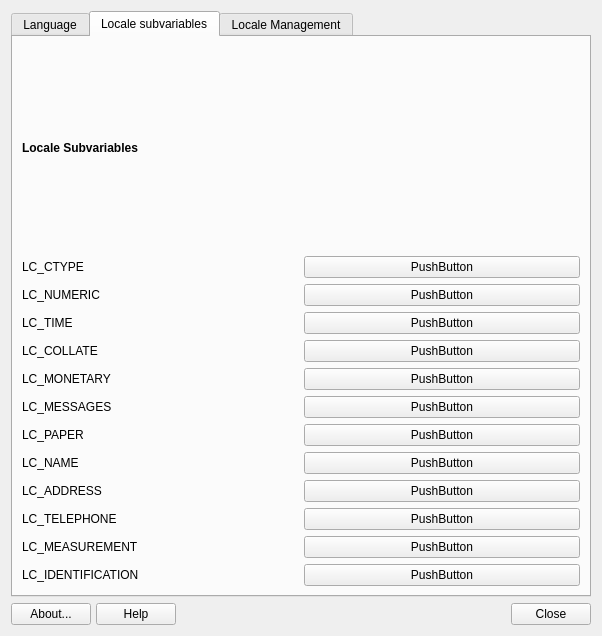
Old version of the form mainwindow.ui in the repository dolphinoracle/mx-locale.
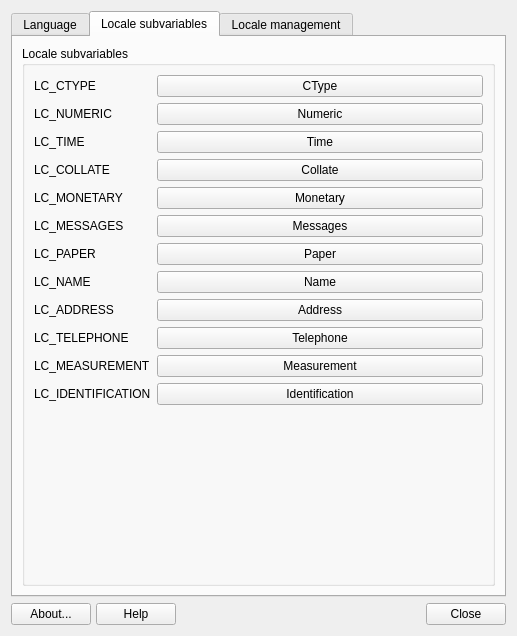
New version of the form. The open tabs and pages were chosen to show the change. Icons and pictures are not drawn.

```diff
--- a/mainwindow.ui
+++ b/mainwindow.ui
@@ -6,7 +6,7 @@
    <rect>
     <x>0</x>
     <y>0</y>
-    <width>602</width>
+    <width>517</width>
     <height>636</height>
    </rect>
   </property>
@@ -222,186 +222,188 @@
        <string extracomment="defines individual subvariables for locale">Locale subvariables</string>
       </attribute>
       <layout class="QGridLayout" name="gridLayout_3">
-       <item row="11" column="1">
-        <widget class="QPushButton" name="pushButtonMeasurement">
-         <property name="text">
-          <string>PushButton</string>
+       <item row="1" column="0">
+        <widget class="QGroupBox" name="groupBox">
+         <property name="title">
+          <string>Locale subvariables</string>
          </property>
-        </widget>
-       </item>
-       <item row="6" column="1">
-        <widget class="QPushButton" name="pushButtonMessages">
+         <layout class="QFormLayout" name="formLayout">
+          <item row="0" column="0">
+           <widget class="QLabel" name="label_2">
          <property name="text">
-          <string>PushButton</string>
+             <string>LC_CTYPE</string>
          </property>
         </widget>
        </item>
-       <item row="1" column="1">
+          <item row="0" column="1">
         <widget class="QPushButton" name="pushButtonCType">
          <property name="text">
-          <string>PushButton</string>
+             <string>CType</string>
          </property>
         </widget>
        </item>
-       <item row="11" column="0">
-        <widget class="QLabel" name="label_12">
-         <property name="text">
-          <string>LC_MEASUREMENT</string>
-         </property>
-        </widget>
-       </item>
-       <item row="12" column="1">
-        <widget class="QPushButton" name="pushButtonIdentification">
-         <property name="text">
-          <string>PushButton</string>
-         </property>
-        </widget>
-       </item>
-       <item row="8" column="0">
-        <widget class="QLabel" name="label_9">
-         <property name="text">
-          <string>LC_NAME</string>
-         </property>
-        </widget>
-       </item>
-       <item row="9" column="1">
-        <widget class="QPushButton" name="pushButtonAddress">
-         <property name="text">
-          <string>PushButton</string>
-         </property>
-        </widget>
-       </item>
-       <item row="5" column="1">
-        <widget class="QPushButton" name="pushButtonMonetary">
-         <property name="text">
-          <string>PushButton</string>
-         </property>
-        </widget>
-       </item>
-       <item row="2" column="0">
+          <item row="1" column="0">
         <widget class="QLabel" name="label_3">
          <property name="text">
           <string>LC_NUMERIC</string>
          </property>
         </widget>
        </item>
-       <item row="8" column="1">
-        <widget class="QPushButton" name="pushButtonName">
+          <item row="1" column="1">
+           <widget class="QPushButton" name="pushButtonNumeric">
          <property name="text">
-          <string>PushButton</string>
+             <string>Numeric</string>
          </property>
         </widget>
        </item>
-       <item row="7" column="1">
-        <widget class="QPushButton" name="pushButtonPaper">
+          <item row="2" column="0">
+           <widget class="QLabel" name="label_4">
          <property name="text">
-          <string>PushButton</string>
+             <string>LC_TIME</string>
          </property>
         </widget>
        </item>
-       <item row="3" column="1">
+          <item row="2" column="1">
         <widget class="QPushButton" name="pushButtonTime">
          <property name="text">
-          <string>PushButton</string>
+             <string>Time</string>
          </property>
         </widget>
        </item>
-       <item row="9" column="0">
-        <widget class="QLabel" name="label_10">
+          <item row="3" column="0">
+           <widget class="QLabel" name="label_5">
          <property name="text">
-          <string>LC_ADDRESS</string>
+             <string>LC_COLLATE</string>
          </property>
         </widget>
        </item>
-       <item row="5" column="0">
+          <item row="3" column="1">
+           <widget class="QPushButton" name="pushButtonCollate">
+            <property name="text">
+             <string>Collate</string>
+            </property>
+           </widget>
+          </item>
+          <item row="4" column="0">
         <widget class="QLabel" name="label_6">
          <property name="text">
           <string>LC_MONETARY</string>
          </property>
         </widget>
        </item>
-       <item row="1" column="0">
-        <widget class="QLabel" name="label_2">
+          <item row="4" column="1">
+           <widget class="QPushButton" name="pushButtonMonetary">
          <property name="text">
-          <string>LC_CTYPE</string>
+             <string>Monetary</string>
          </property>
         </widget>
        </item>
-       <item row="10" column="1">
-        <widget class="QPushButton" name="pushButtonTelephone">
+          <item row="5" column="0">
+           <widget class="QLabel" name="label_7">
          <property name="text">
-          <string>PushButton</string>
+             <string>LC_MESSAGES</string>
          </property>
         </widget>
        </item>
-       <item row="7" column="0">
+          <item row="5" column="1">
+           <widget class="QPushButton" name="pushButtonMessages">
+            <property name="text">
+             <string>Messages</string>
+            </property>
+           </widget>
+          </item>
+          <item row="6" column="0">
         <widget class="QLabel" name="label_8">
          <property name="text">
           <string>LC_PAPER</string>
          </property>
         </widget>
        </item>
-       <item row="4" column="1">
-        <widget class="QPushButton" name="pushButtonCollate">
+          <item row="6" column="1">
+           <widget class="QPushButton" name="pushButtonPaper">
          <property name="text">
-          <string>PushButton</string>
+             <string>Paper</string>
          </property>
         </widget>
        </item>
-       <item row="3" column="0">
-        <widget class="QLabel" name="label_4">
+          <item row="7" column="0">
+           <widget class="QLabel" name="label_9">
          <property name="text">
-          <string>LC_TIME</string>
+             <string>LC_NAME</string>
          </property>
         </widget>
        </item>
-       <item row="10" column="0">
+          <item row="7" column="1">
+           <widget class="QPushButton" name="pushButtonName">
+            <property name="text">
+             <string>Name</string>
+            </property>
+           </widget>
+          </item>
+          <item row="8" column="0">
+           <widget class="QLabel" name="label_10">
+            <property name="text">
+             <string>LC_ADDRESS</string>
+            </property>
+           </widget>
+          </item>
+          <item row="8" column="1">
+           <widget class="QPushButton" name="pushButtonAddress">
+            <property name="text">
+             <string>Address</string>
+            </property>
+           </widget>
+          </item>
+          <item row="9" column="0">
         <widget class="QLabel" name="label_11">
          <property name="text">
           <string>LC_TELEPHONE</string>
          </property>
         </widget>
        </item>
-       <item row="2" column="1">
-        <widget class="QPushButton" name="pushButtonNumeric">
+          <item row="9" column="1">
+           <widget class="QPushButton" name="pushButtonTelephone">
          <property name="text">
-          <string>PushButton</string>
+             <string>Telephone</string>
          </property>
         </widget>
        </item>
-       <item row="6" column="0">
-        <widget class="QLabel" name="label_7">
+          <item row="10" column="0">
+           <widget class="QLabel" name="label_12">
          <property name="text">
-          <string>LC_MESSAGES</string>
+             <string>LC_MEASUREMENT</string>
          </property>
         </widget>
        </item>
-       <item row="12" column="0">
+          <item row="10" column="1">
+           <widget class="QPushButton" name="pushButtonMeasurement">
+            <property name="text">
+             <string>Measurement</string>
+            </property>
+           </widget>
+          </item>
+          <item row="11" column="0">
         <widget class="QLabel" name="label_13">
          <property name="text">
           <string>LC_IDENTIFICATION</string>
          </property>
         </widget>
        </item>
-       <item row="4" column="0">
-        <widget class="QLabel" name="label_5">
+          <item row="11" column="1">
+           <widget class="QPushButton" name="pushButtonIdentification">
          <property name="text">
-          <string>LC_COLLATE</string>
+             <string>Identification</string>
          </property>
         </widget>
        </item>
-       <item row="0" column="0">
-        <widget class="QLabel" name="label_14">
-         <property name="text">
-          <string>&lt;html&gt;&lt;head/&gt;&lt;body&gt;&lt;p&gt;&lt;span style=&quot; font-weight:700;&quot;&gt;Locale Subvariables&lt;/span&gt;&lt;/p&gt;&lt;/body&gt;&lt;/html&gt;</string>
-         </property>
+         </layout>
         </widget>
        </item>
       </layout>
      </widget>
      <widget class="QWidget" name="tabManagement">
       <attribute name="title">
-       <string>Locale Management</string>
+       <string>Locale management</string>
       </attribute>
       <layout class="QGridLayout" name="gridLayout">
        <item row="2" column="1">
```
Left out of the diff: 37 changed lines with no effect on the pictures. Lines whose indentation alone changed are shown as unchanged.
